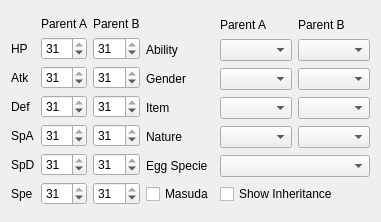
First picture: the form in Source/Form/Controls/EggSettings.ui, repository Admiral-Fish/PokeFinder, before the edit.
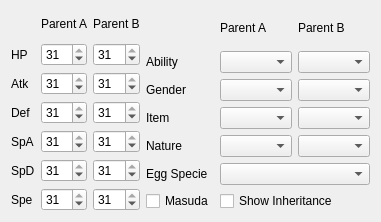
Second picture: the form after the edit. Custom widgets are drawn as their Qt base class.

The edit to the form file:
```diff
--- a/Source/Form/Controls/EggSettings.ui
+++ b/Source/Form/Controls/EggSettings.ui
@@ -15,12 +15,6 @@
     <layout class="QGridLayout" name="gridLayout_3">
      <item row="0" column="2">
       <widget class="QLabel" name="labelParentBIVs">
-       <property name="sizePolicy">
-        <sizepolicy hsizetype="Preferred" vsizetype="Fixed">
-         <horstretch>0</horstretch>
-         <verstretch>0</verstretch>
-        </sizepolicy>
-       </property>
        <property name="text">
         <string>Parent B</string>
        </property>
@@ -211,12 +205,6 @@
      </item>
      <item row="0" column="2">
       <widget class="QLabel" name="labelParentB">
-       <property name="sizePolicy">
-        <sizepolicy hsizetype="Preferred" vsizetype="Fixed">
-         <horstretch>0</horstretch>
-         <verstretch>0</verstretch>
-        </sizepolicy>
-       </property>
        <property name="text">
         <string>Parent B</string>
        </property>
@@ -290,12 +278,6 @@
      </item>
      <item row="0" column="1">
       <widget class="QLabel" name="labelParentA">
-       <property name="sizePolicy">
-        <sizepolicy hsizetype="Preferred" vsizetype="Fixed">
-         <horstretch>0</horstretch>
-         <verstretch>0</verstretch>
-        </sizepolicy>
-       </property>
        <property name="text">
         <string>Parent A</string>
        </property>
```
